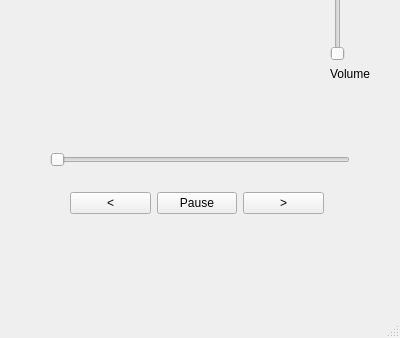
First picture: the form in podcast_pro/mainwindow.ui, repository devtamer/podcast-pro, before the edit; both pictures show x 0 to 400 and y 262 to 600 of the 400 by 600 pixel window.
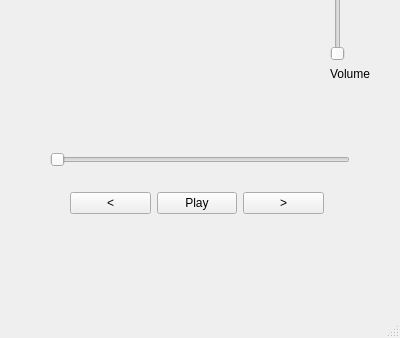
Second picture: the form after the edit.

Diff of the .ui file:
```diff
--- a/podcast_pro/mainwindow.ui
+++ b/podcast_pro/mainwindow.ui
@@ -89,7 +89,7 @@
      <item>
       <widget class="QPushButton" name="playButton">
        <property name="text">
-        <string>Pause</string>
+        <string>Play</string>
        </property>
       </widget>
      </item>
@@ -108,12 +108,17 @@
       <x>60</x>
       <y>350</y>
       <width>281</width>
-      <height>42</height>
+      <height>46</height>
      </rect>
     </property>
     <layout class="QVBoxLayout" name="verticalLayout_2">
      <item>
       <widget class="QLabel" name="titleLabel">
+       <property name="font">
+        <font>
+         <bold>true</bold>
+        </font>
+       </property>
        <property name="text">
         <string/>
        </property>
@@ -121,6 +126,11 @@
      </item>
      <item>
       <widget class="QLabel" name="authorLabel">
+       <property name="font">
+        <font>
+         <pointsize>10</pointsize>
+        </font>
+       </property>
        <property name="text">
         <string/>
        </property>
```
Left out of the diff: 4 changed lines with no effect on the pictures.
